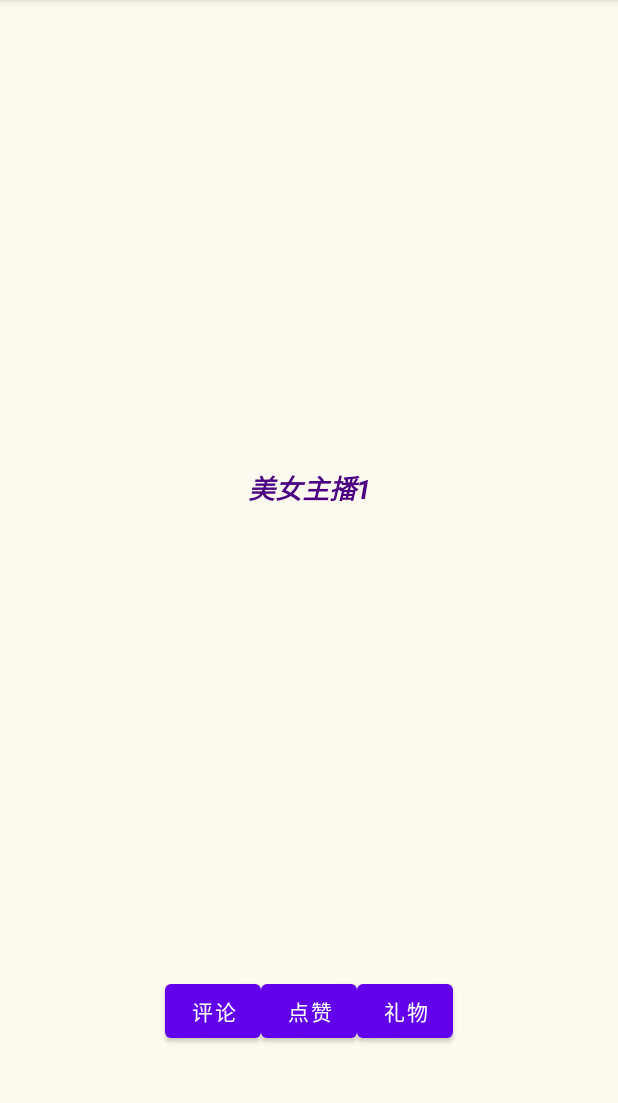
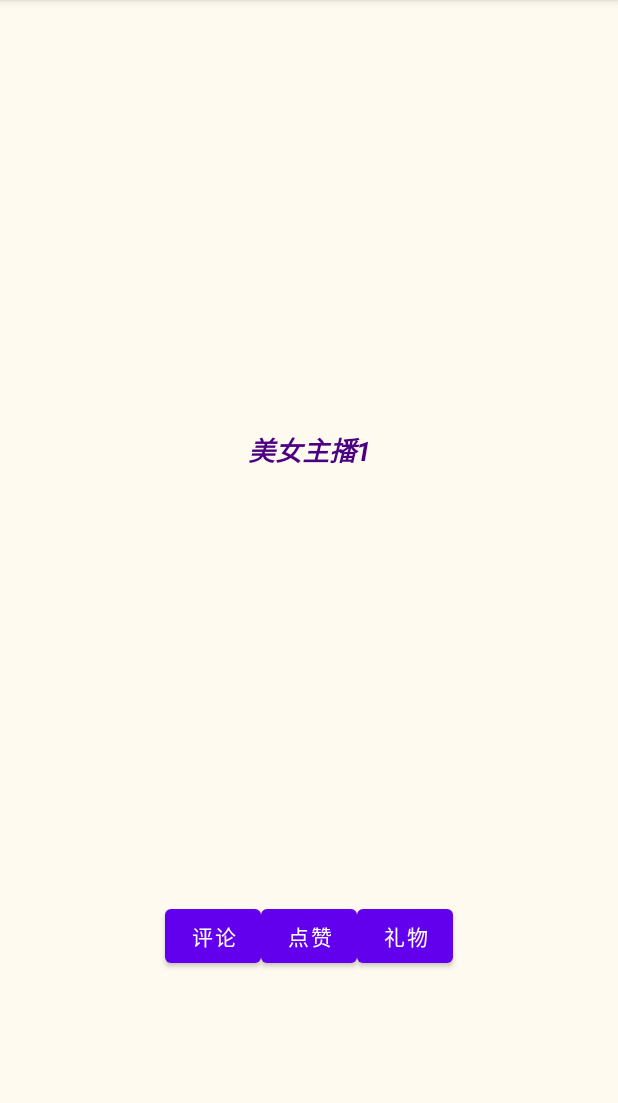
Before and after one commit to xchennnw/Android-LiveStream-App, an Android app: the screen it shows after launch (MainActivity), on a phone screen of 412 x 824 dp, the part 84-1187 px from its top. Run offline under Robolectric (Android 15) with nearby library versions, the light colour scheme and no system bars.

Commit message:
second commit

```diff
--- a/app/build.gradle
+++ b/app/build.gradle
@@ -33,8 +33,6 @@ dependencies {
     implementation 'com.google.android.material:material:1.4.0'
     implementation 'androidx.constraintlayout:constraintlayout:2.0.4'
     //noinspection GradleCompatible
-    implementation 'com.android.support:support-v4:28.0.0'
-    implementation 'com.android.support:appcompat-v7:28.0.0'
     testImplementation 'junit:junit:4.13.2'
     androidTestImplementation 'androidx.test.ext:junit:1.1.3'
     androidTestImplementation 'androidx.test.espresso:espresso-core:3.4.0'
--- a/app/src/main/res/layout/activity_main.xml
+++ b/app/src/main/res/layout/activity_main.xml
@@ -8,7 +8,7 @@
     android:gravity="center"
     android:background="#FFFAF0">"
 
-    <android.support.v4.widget.NestedScrollView
+    <ScrollView
         android:layout_width="match_parent"
         android:layout_height="match_parent">
 
@@ -21,7 +21,7 @@
             <TextView
                 android:id="@+id/txt1"
                 android:layout_width="match_parent"
-                android:layout_height="650dp"
+                android:layout_height="600dp"
                 android:gravity="center"
                 android:text="美女主播1"
                 android:textColor="#4B0082"
@@ -57,6 +57,6 @@
             </LinearLayout>
 
         </LinearLayout>
-    </android.support.v4.widget.NestedScrollView>
+    </ScrollView>
 
 </androidx.constraintlayout.widget.ConstraintLayout>
--- a/gradle.properties
+++ b/gradle.properties
@@ -19,5 +19,3 @@ android.useAndroidX=true
 # resources declared in the library itself and none from the library's dependencies,
 # thereby reducing the size of the R class for that library
 android.nonTransitiveRClass=true
-
-android.enableJetifier=true
```
